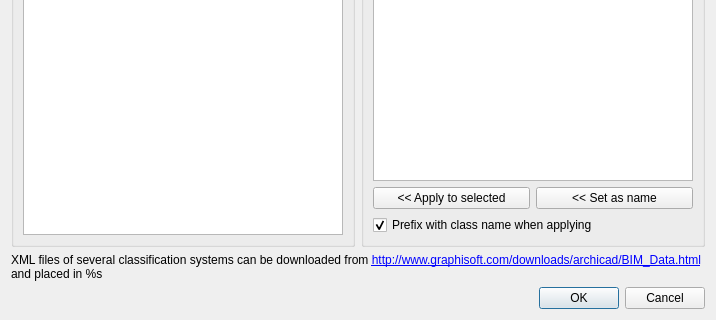
Before: the Qt Designer form dialogClassification.ui in yorikvanhavre/BIM_Workbench, drawn with Qt 5; both pictures show x 0 to 716 and y 237 to 557 of the 716 by 557 pixel window.
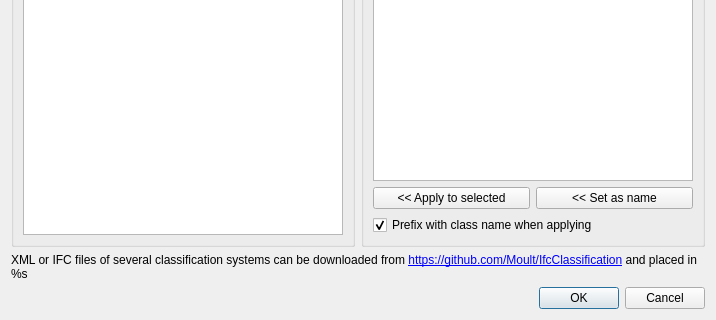
After: the same form once the commit is applied. Icons and pictures are not drawn.

Commit message: Support for Moult's IFC classification files

What changed in the file:
```diff
--- a/dialogClassification.ui
+++ b/dialogClassification.ui
@@ -206,7 +206,7 @@
    <item>
     <widget class="QLabel" name="labelDownload">
      <property name="text">
-      <string>&lt;html&gt;&lt;head/&gt;&lt;body&gt;&lt;p&gt;XML files of several classification systems can be downloaded from &lt;a href=&quot;http://www.graphisoft.com/downloads/archicad/BIM_Data.html&quot;&gt;&lt;span style=&quot; text-decoration: underline; color:#0000ff;&quot;&gt;http://www.graphisoft.com/downloads/archicad/BIM_Data.html&lt;/span&gt;&lt;/a&gt; and placed in %s&lt;/p&gt;&lt;/body&gt;&lt;/html&gt;</string>
+      <string>XML or IFC files of several classification systems can be downloaded from &lt;a href=&quot;https://github.com/Moult/IfcClassification&quot;&gt;https://github.com/Moult/IfcClassification&lt;/a&gt; and placed in %s</string>
      </property>
      <property name="wordWrap">
       <bool>true</bool>
```
The commit also changes 1 other file.
